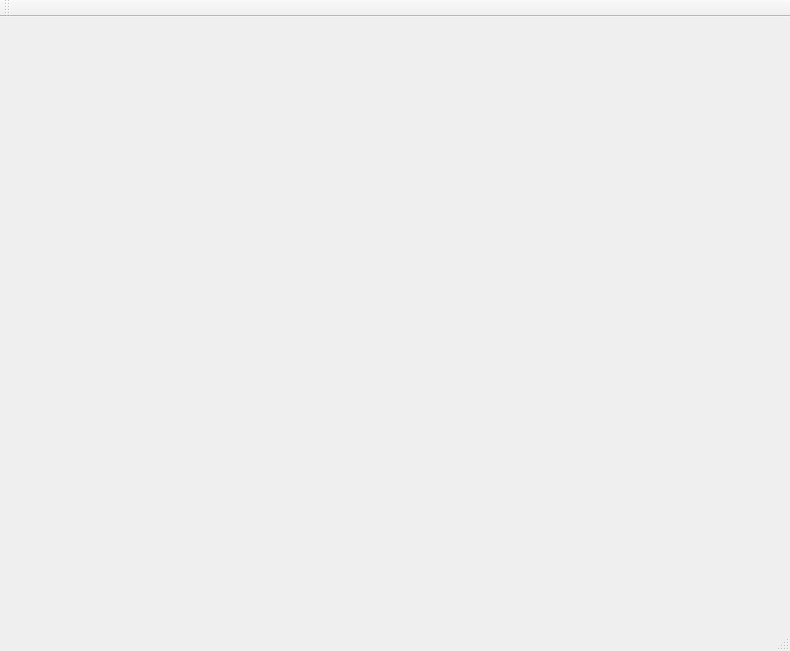
This is mainwindow.ui in georgezgsun/QtPlayer as Qt 5 draws it before an edit. The edited form follows.
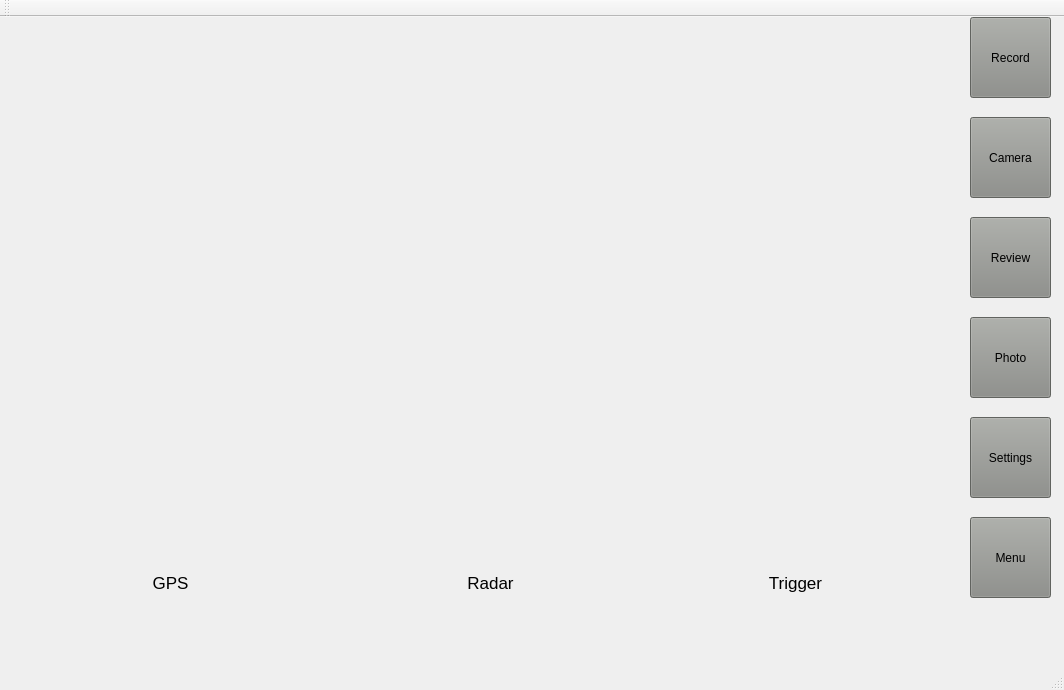
This is the edited form.

Commit message: Add the message queue connection to the main module, showing the real videos, Triggers and GPS data.

Patch:
```diff
--- a/mainwindow.ui
+++ b/mainwindow.ui
@@ -6,52 +6,177 @@
    <rect>
     <x>0</x>
     <y>0</y>
-    <width>790</width>
-    <height>651</height>
+    <width>1064</width>
+    <height>690</height>
    </rect>
   </property>
   <property name="windowTitle">
    <string>MainWindow</string>
   </property>
   <widget class="QWidget" name="centralWidget">
-   <widget class="QWidget" name="vw1" native="true">
+   <widget class="QLabel" name="GPS">
     <property name="geometry">
      <rect>
       <x>30</x>
-      <y>10</y>
-      <width>191</width>
-      <height>111</height>
+      <y>550</y>
+      <width>281</width>
+      <height>31</height>
      </rect>
     </property>
+    <property name="font">
+     <font>
+      <pointsize>13</pointsize>
+     </font>
+    </property>
+    <property name="text">
+     <string>GPS</string>
+    </property>
+    <property name="alignment">
+     <set>Qt::AlignCenter</set>
+    </property>
    </widget>
-   <widget class="QWidget" name="vw2" native="true">
+   <widget class="QLabel" name="Radar">
     <property name="geometry">
      <rect>
-      <x>530</x>
-      <y>10</y>
-      <width>171</width>
-      <height>111</height>
+      <x>390</x>
+      <y>550</y>
+      <width>201</width>
+      <height>31</height>
      </rect>
     </property>
+    <property name="font">
+     <font>
+      <pointsize>13</pointsize>
+     </font>
+    </property>
+    <property name="text">
+     <string>Radar</string>
+    </property>
+    <property name="alignment">
+     <set>Qt::AlignCenter</set>
+    </property>
    </widget>
-   <widget class="QWidget" name="vw3" native="true">
+   <widget class="QLabel" name="Trigger">
     <property name="geometry">
      <rect>
-      <x>20</x>
-      <y>390</y>
-      <width>171</width>
-      <height>111</height>
+      <x>670</x>
+      <y>550</y>
+      <width>251</width>
+      <height>31</height>
      </rect>
     </property>
+    <property name="font">
+     <font>
+      <pointsize>13</pointsize>
+     </font>
+    </property>
+    <property name="layoutDirection">
+     <enum>Qt::LeftToRight</enum>
+    </property>
+    <property name="text">
+     <string>Trigger</string>
+    </property>
+    <property name="alignment">
+     <set>Qt::AlignCenter</set>
+    </property>
    </widget>
-   <widget class="QWidget" name="vw4" native="true">
+   <widget class="QPushButton" name="Record">
     <property name="geometry">
      <rect>
-      <x>520</x>
+      <x>970</x>
+      <y>0</y>
+      <width>81</width>
+      <height>81</height>
+     </rect>
+    </property>
+    <property name="styleSheet">
+     <string notr="true">background-color: rgb(136, 138, 133);</string>
+    </property>
+    <property name="text">
+     <string>Record</string>
+    </property>
+   </widget>
+   <widget class="QPushButton" name="Camera">
+    <property name="geometry">
+     <rect>
+      <x>970</x>
+      <y>100</y>
+      <width>81</width>
+      <height>81</height>
+     </rect>
+    </property>
+    <property name="autoFillBackground">
+     <bool>false</bool>
+    </property>
+    <property name="styleSheet">
+     <string notr="true">background-color: rgb(136, 138, 133);</string>
+    </property>
+    <property name="text">
+     <string>Camera</string>
+    </property>
+   </widget>
+   <widget class="QPushButton" name="Review">
+    <property name="geometry">
+     <rect>
+      <x>970</x>
+      <y>200</y>
+      <width>81</width>
+      <height>81</height>
+     </rect>
+    </property>
+    <property name="styleSheet">
+     <string notr="true">background-color: rgb(136, 138, 133);</string>
+    </property>
+    <property name="text">
+     <string>Review</string>
+    </property>
+   </widget>
+   <widget class="QPushButton" name="Photo">
+    <property name="geometry">
+     <rect>
+      <x>970</x>
+      <y>300</y>
+      <width>81</width>
+      <height>81</height>
+     </rect>
+    </property>
+    <property name="styleSheet">
+     <string notr="true">background-color: rgb(136, 138, 133);</string>
+    </property>
+    <property name="text">
+     <string>Photo</string>
+    </property>
+   </widget>
+   <widget class="QPushButton" name="Settings">
+    <property name="geometry">
+     <rect>
+      <x>970</x>
       <y>400</y>
-      <width>171</width>
-      <height>111</height>
+      <width>81</width>
+      <height>81</height>
      </rect>
+    </property>
+    <property name="styleSheet">
+     <string notr="true">background-color: rgb(136, 138, 133);</string>
+    </property>
+    <property name="text">
+     <string>Settings</string>
+    </property>
+   </widget>
+   <widget class="QPushButton" name="Menu">
+    <property name="geometry">
+     <rect>
+      <x>970</x>
+      <y>500</y>
+      <width>81</width>
+      <height>81</height>
+     </rect>
+    </property>
+    <property name="styleSheet">
+     <string notr="true">background-color: rgb(136, 138, 133);</string>
+    </property>
+    <property name="text">
+     <string>Menu</string>
     </property>
    </widget>
   </widget>
```
Left out of the diff: 4 changed lines with no effect on the pictures. The commit also changes 6 other files.
